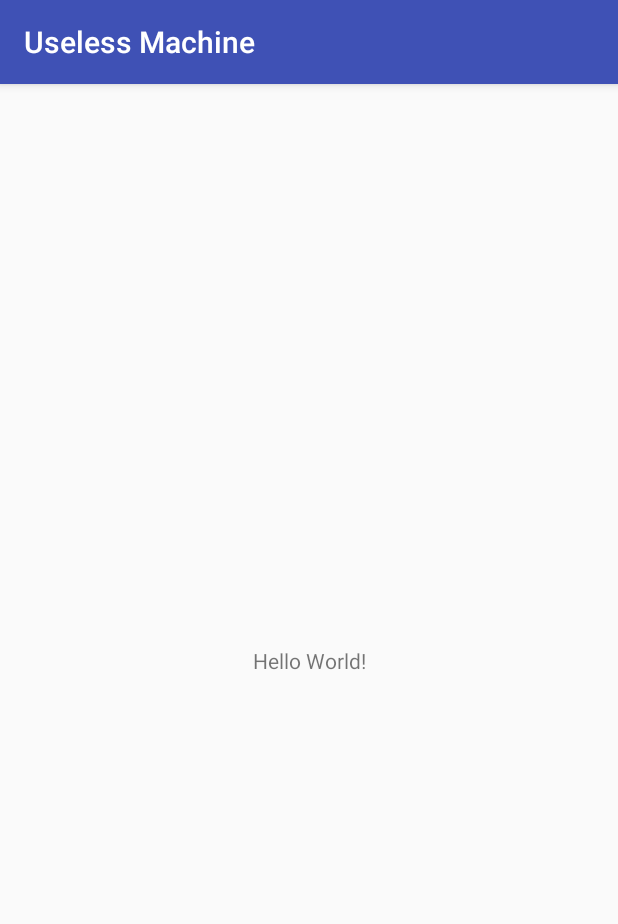
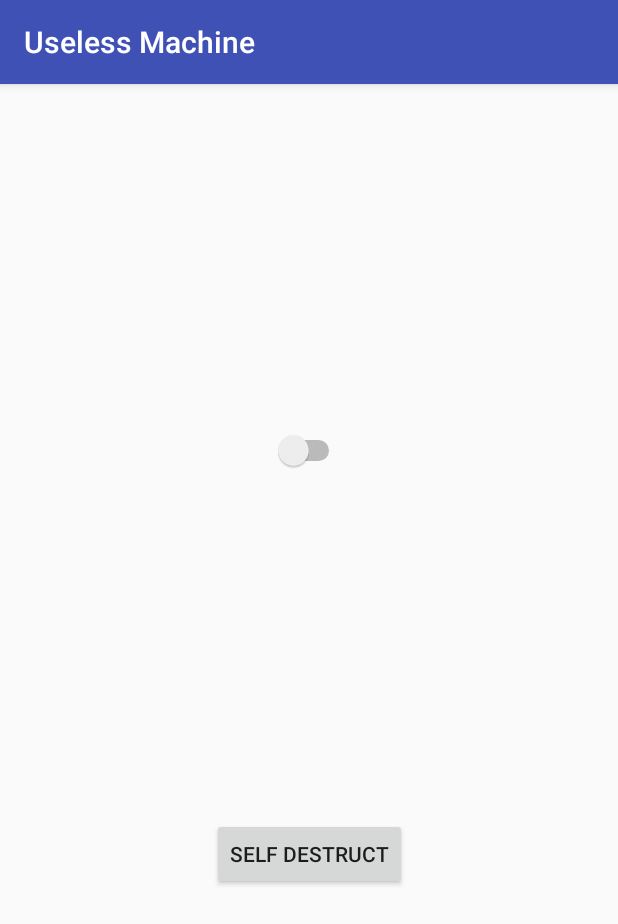
Before and after one commit to Michael555318/UselessMachine, an Android app: the screen it shows after launch (MainActivity), on a phone screen of 412 x 824 dp. Shown: the top 924 px of the screen. Run offline under Robolectric (Android 15) with nearby library versions, the phone set to English and light mode, and no system bars.

Commit message:
Added Switch & Button to layout Added onCheckChangeListener to switch

```diff
--- a/app/src/main/java/com/example/uselessmachine/MainActivity.java
+++ b/app/src/main/java/com/example/uselessmachine/MainActivity.java
@@ -2,12 +2,41 @@ package com.example.uselessmachine;
 
 import android.support.v7.app.AppCompatActivity;
 import android.os.Bundle;
+import android.widget.Button;
+import android.widget.CompoundButton;
+import android.widget.Switch;
+import android.widget.Toast;
 
 public class MainActivity extends AppCompatActivity {
+
+    private Button buttonSelfDestruct;
+    private Switch switchUseless;
 
     @Override
     protected void onCreate(Bundle savedInstanceState) {
         super.onCreate(savedInstanceState);
         setContentView(R.layout.activity_main);
+
+        wireWidget();
+        setListeners();
+    }
+
+    private void setListeners() {
+        //todo: self destruct button
+        switchUseless.setOnCheckedChangeListener(new CompoundButton.OnCheckedChangeListener() {
+            @Override
+            public void onCheckedChanged(CompoundButton buttonView, boolean isChecked) {
+                if (isChecked) {
+                    Toast.makeText(MainActivity.this, "On", Toast.LENGTH_SHORT).show();
+                } else {
+                    Toast.makeText(MainActivity.this, "Off", Toast.LENGTH_SHORT).show();
+                }
+            }
+        });
+    }
+
+    private void wireWidget() {
+        buttonSelfDestruct = findViewById(R.id.button_main_selfdestruct);
+        switchUseless = findViewById(R.id.switch_main_useless);
     }
 }
--- a/app/src/main/res/layout/activity_main.xml
+++ b/app/src/main/res/layout/activity_main.xml
@@ -6,13 +6,23 @@
     android:layout_height="match_parent"
     tools:context=".MainActivity">
 
-    <TextView
+    <Button
+        android:id="@+id/button_main_selfdestruct"
         android:layout_width="wrap_content"
         android:layout_height="wrap_content"
-        android:text="Hello World!"
+        android:text="SELF DESTRUCT"
         app:layout_constraintBottom_toBottomOf="parent"
-        app:layout_constraintLeft_toLeftOf="parent"
-        app:layout_constraintRight_toRightOf="parent"
+        app:layout_constraintEnd_toEndOf="parent"
+        app:layout_constraintStart_toStartOf="parent"
+        app:layout_constraintTop_toBottomOf="@+id/switch_main_useless" />
+
+    <Switch
+        android:id="@+id/switch_main_useless"
+        android:layout_width="wrap_content"
+        android:layout_height="wrap_content"
+        app:layout_constraintBottom_toTopOf="@+id/button_main_selfdestruct"
+        app:layout_constraintEnd_toEndOf="parent"
+        app:layout_constraintStart_toStartOf="parent"
         app:layout_constraintTop_toTopOf="parent" />
 
 </android.support.constraint.ConstraintLayout>
```
